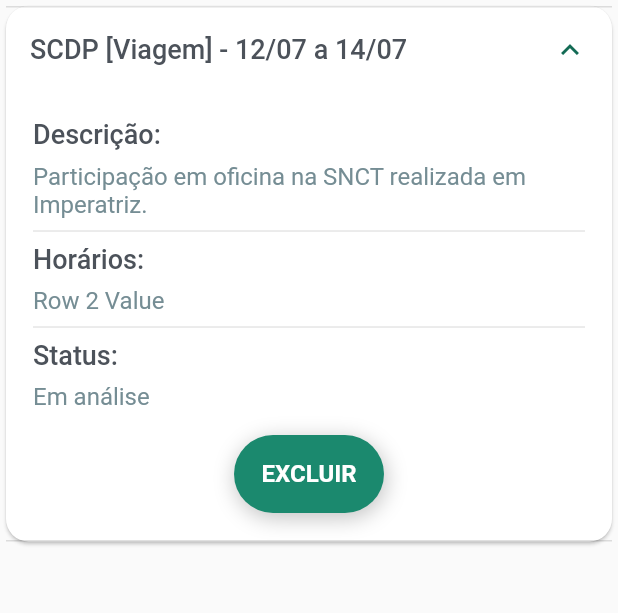
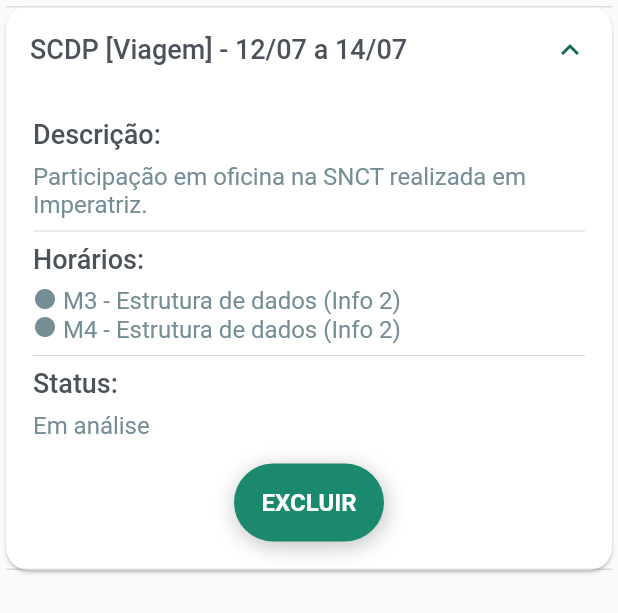
Before and after one commit to Chaicoo/carga-horaria-ifma-app, a Flutter app: the ExpandingCardAbsences widget shown alone on an empty page, opened directly, after a tap on an icon or button, on a phone screen of 412 x 824 dp. Shown: the top 613 px of the screen. Run offline on Flutter 3.47's test engine with Material 3 defaults, Android fonts, the phone set to English and light mode, and no system bars; our stand-ins replace file_picker, percent_indicator; Roboto replaces fonts that are missing (Poppins).

```diff
--- a/lib/components/card_absences.dart
+++ b/lib/components/card_absences.dart
@@ -7,7 +7,7 @@ class ExpandingCardAbsences extends StatefulWidget {
   final String rowTitle1;
   final String rowDescription1;
   final String rowTitle2;
-  final String rowDescription2;
+  final List<String> rowDescription2; // Change to a list of strings
   final String rowTitle3;
   final int rowDescription3;
 
@@ -56,7 +56,8 @@ class _ExpandingCardAbsencesState extends State<ExpandingCardAbsences> {
               children: [
                 _buildRow(widget.rowTitle1, widget.rowDescription1),
                 _buildDivider(),
-                _buildRow(widget.rowTitle2, widget.rowDescription2),
+                _buildColumn(widget.rowTitle2,
+                    widget.rowDescription2), // Updated to use _buildColumn
                 _buildDivider(),
                 _buildRow(widget.rowTitle3,
                     _getDescriptionText(widget.rowDescription3)),
@@ -81,6 +82,57 @@ class _ExpandingCardAbsencesState extends State<ExpandingCardAbsences> {
           });
         },
       ),
+    );
+  }
+
+  Widget _buildColumn(String header, List<String> values) {
+    return Column(
+      crossAxisAlignment: CrossAxisAlignment.start,
+      children: [
+        Text(
+          header,
+          style: const TextStyle(
+            color: Color(0xFF4C525A),
+            fontSize: 18,
+            fontFamily: 'Poppins',
+            fontWeight: FontWeight.w500,
+            height: 0,
+          ),
+        ),
+        const SizedBox(height: 8.0),
+        Column(
+          crossAxisAlignment: CrossAxisAlignment.start,
+          children: values
+              .map(
+                (value) => Row(
+                  crossAxisAlignment: CrossAxisAlignment.start,
+                  children: [
+                    const Padding(
+                      padding: EdgeInsets.only(right: 4.0),
+                      child: Icon(
+                        Icons.circle,
+                        size: 16,
+                        color: Color(0xFF758D94),
+                      ),
+                    ),
+                    Expanded(
+                      child: Text(
+                        value,
+                        style: const TextStyle(
+                          color: Color(0xFF758D94),
+                          fontSize: 16,
+                          fontFamily: 'Poppins',
+                          fontWeight: FontWeight.w400,
+                          height: 0,
+                        ),
+                      ),
+                    ),
+                  ],
+                ),
+              )
+              .toList(),
+        ),
+      ],
     );
   }
 
--- a/lib/screens/my_absences.dart
+++ b/lib/screens/my_absences.dart
@@ -223,7 +223,10 @@ class _MyAbsencesScreenState extends State<MyAbsencesScreen> {
                         rowDescription1:
                             'Participação em oficina na SNCT realizada em Imperatriz.',
                         rowTitle2: 'Horários:',
-                        rowDescription2: 'Row 2 Value',
+                        rowDescription2: [
+                          'M3 - Estrutura de dados (Info 2)',
+                          'M4 - Estrutura de dados (Info 2)'
+                        ],
                         rowTitle3: 'Status:',
                         rowDescription3: 0,
                       ),
@@ -233,7 +236,10 @@ class _MyAbsencesScreenState extends State<MyAbsencesScreen> {
                         rowDescription1:
                             'Participação em oficina na SNCT realizada em Imperatriz.',
                         rowTitle2: 'Horários:',
-                        rowDescription2: 'Row 2 Value',
+                        rowDescription2: [
+                          'M3 - Estrutura de dados (Info 2)',
+                          'M4 - Estrutura de dados (Info 2)'
+                        ],
                         rowTitle3: 'Status:',
                         rowDescription3: 1,
                       ),
@@ -243,7 +249,12 @@ class _MyAbsencesScreenState extends State<MyAbsencesScreen> {
                         rowDescription1:
                             'Participação em oficina na SNCT realizada em Imperatriz.',
                         rowTitle2: 'Horários:',
-                        rowDescription2: 'Row 2 Value',
+                        rowDescription2: [
+                          'M3 - Estrutura de dados (Info 2)',
+                          'M4 - Estrutura de dados (Info 2)',
+                          'M5 - Estrutura de dados (Info 2)',
+                          'M6 - Estrutura de dados (Info 2)'
+                        ],
                         rowTitle3: 'Status:',
                         rowDescription3: 2,
                       ),
```
